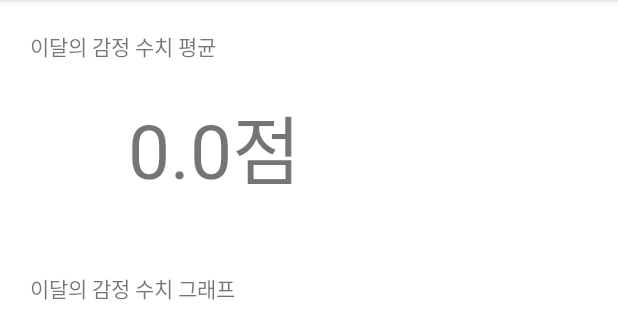
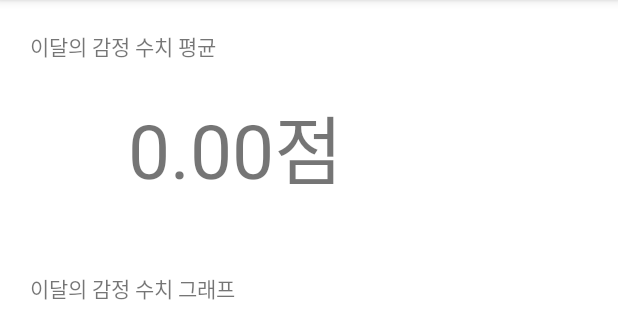
Before and after one commit to cwal1220/ImotionChatbot, an Android app: the TotalActivity screen opened directly, with no data from a screen before it, on a phone screen of 412 x 824 dp, the part 84-404 px from its top. Run offline under Robolectric (Android 15) with nearby library versions, the phone set to English and light mode, and no system bars; libraries missing offline, so code that uses them is left out: com.github.mikephil.charting; plain views replace LineChart; 31 statements that could not run were skipped.

Commit message:
[ref] Update emotion score calculate

```diff
--- a/Appication/app/src/main/java/com/example/imotionchatbot/ChatActivity.java
+++ b/Appication/app/src/main/java/com/example/imotionchatbot/ChatActivity.java
@@ -84,8 +84,9 @@ public class ChatActivity extends AppCompatActivity implements View.OnClickListe
 
                 new Thread(() -> {
                     try {
+                        String userMessage = editText1.getText().toString();
                         JSONObject jo = new JSONObject();
-                        jo.put("chat", editText1.getText().toString());
+                        jo.put("chat", userMessage);
 
                         JSONObject jsonObject = ChattingPost.sendPost(jo.toString());
 
@@ -97,7 +98,7 @@ public class ChatActivity extends AppCompatActivity implements View.OnClickListe
                         }
 
                         // TODO: 네이버 API를 이용한 감정 파악코드 추가하기
-                        clovaPostParam.put("content", reply);
+                        clovaPostParam.put("content", userMessage);
                         int clovaRet = clovaPost.sendPost(clovaPostParam.toString());
                         Log.i("TELECHIPS", "clovaRet : " + clovaRet);
 
--- a/Appication/app/src/main/java/com/example/imotionchatbot/TotalActivity.java
+++ b/Appication/app/src/main/java/com/example/imotionchatbot/TotalActivity.java
@@ -33,7 +33,7 @@ public class TotalActivity extends AppCompatActivity {
 
         ArrayList<EmotionDAO> emotionDAOS = dbHelper.getEmotionThisMonth();
         double averageThisMonth = dbHelper.getEmotionAverageThisMonth();
-        emotionAvgView.setText(averageThisMonth + "점");
+        emotionAvgView.setText(String.format("%.2f", averageThisMonth) + "점");
 
         List<Entry> entries = new ArrayList<>();
 
```
Also changed, not shown: 1 other file.
